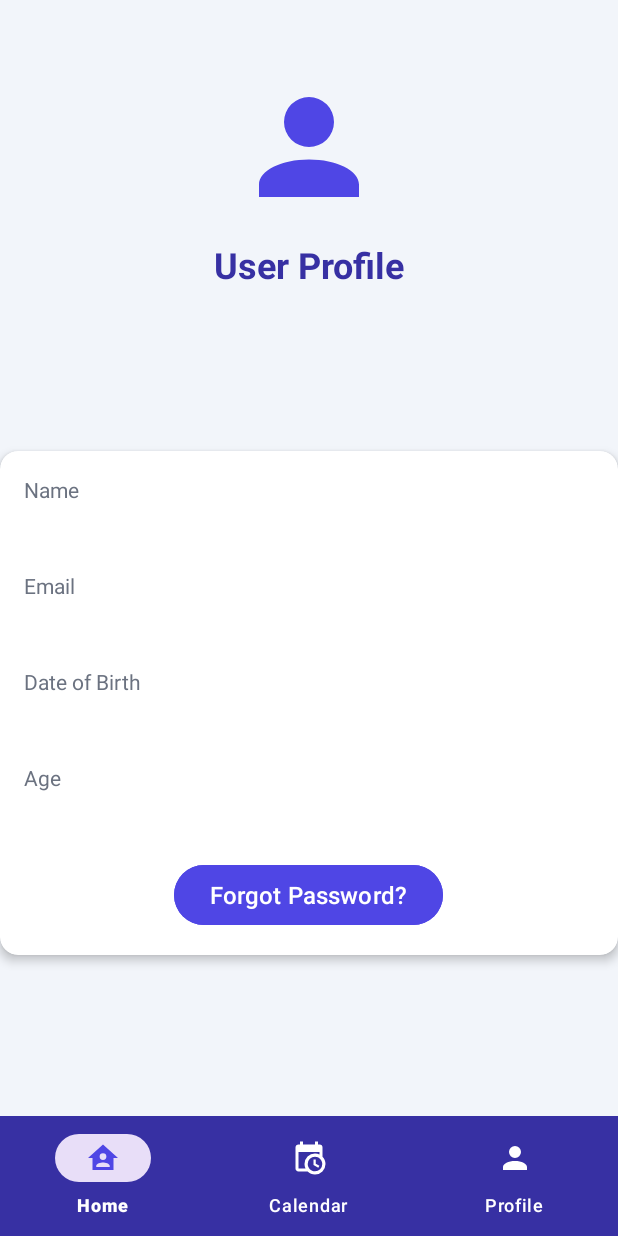
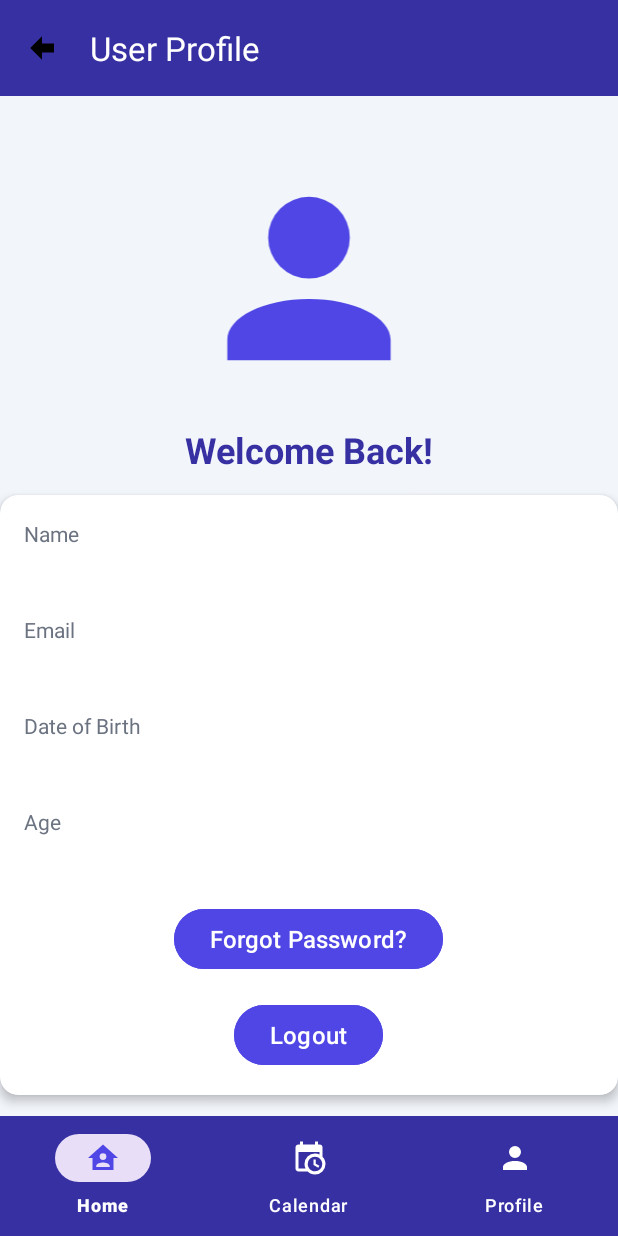
Before and after one commit to syed-muhammad-usman-zafar/MediTrack-SE, an Android app: the screen it shows after launch once a user with an empty profile is signed in (UserProfileActivity), item 3 of the bottom bar chosen, on a phone screen of 412 x 824 dp. Run offline under Robolectric (Android 15) with nearby library versions, the light colour scheme and no system bars; our stand-ins replace Firebase (no records; nobody signed in at launch, a user with empty details on screens opened directly).

Commit message:
added logout button

```diff
--- a/app/src/main/res/layout/activity_user_profile.xml
+++ b/app/src/main/res/layout/activity_user_profile.xml
@@ -7,33 +7,44 @@
     android:background="@color/background_color"
     tools:context=".UserProfileActivity">
 
-    <!-- Profile Image -->
-    <ImageView
-        android:id="@+id/profile_image"
-        android:layout_width="100dp"
-        android:layout_height="100dp"
-        android:src="@drawable/ic_profile"
-        android:layout_marginTop="48dp"
-        app:tint="@color/primary_color"
+    <androidx.appcompat.widget.Toolbar
+        android:id="@+id/toolbar"
+        android:layout_width="0dp"
+        android:layout_height="?attr/actionBarSize"
+        android:background="@color/primary_dark"
+        app:title="User Profile"
+        app:titleTextColor="@color/white"
+        android:elevation="4dp"
+        app:navigationIcon="@drawable/ic_arrow_back"
         app:layout_constraintTop_toTopOf="parent"
         app:layout_constraintStart_toStartOf="parent"
         app:layout_constraintEnd_toEndOf="parent" />
 
-    <!-- Title -->
+    <!-- Profile Details Card -->
+    <ImageView
+        android:id="@+id/profile_image"
+        android:layout_width="185dp"
+        android:layout_height="163dp"
+        android:layout_marginTop="104dp"
+        android:src="@drawable/ic_profile"
+        app:layout_constraintEnd_toEndOf="parent"
+        app:layout_constraintStart_toStartOf="parent"
+        app:layout_constraintTop_toTopOf="parent"
+        app:tint="@color/primary_color" />
+
     <TextView
         android:id="@+id/profile_title"
         android:layout_width="wrap_content"
         android:layout_height="wrap_content"
-        android:text="User Profile"
+        android:layout_marginTop="16dp"
+        android:text="Welcome Back!"
+        android:textColor="@color/primary_dark"
         android:textSize="24sp"
         android:textStyle="bold"
-        android:textColor="@color/primary_dark"
-        android:layout_marginTop="12dp"
-        app:layout_constraintTop_toBottomOf="@id/profile_image"
+        app:layout_constraintEnd_toEndOf="parent"
         app:layout_constraintStart_toStartOf="parent"
-        app:layout_constraintEnd_toEndOf="parent" />
+        app:layout_constraintTop_toBottomOf="@id/profile_image" />
 
-    <!-- Profile Details Card -->
     <androidx.cardview.widget.CardView
         android:id="@+id/profile_card"
         android:layout_width="0dp"
@@ -125,12 +136,25 @@
                 android:layout_width="wrap_content"
                 android:layout_height="wrap_content"
                 android:layout_gravity="center"
+                android:layout_marginTop="16dp"
+                android:backgroundTint="@color/primary_color"
                 android:text="Forgot Password?"
                 android:textColor="@color/white"
-                android:textSize="16sp"
+                android:textSize="16sp" />
+
+            <Button
+                android:id="@+id/btnlogout"
+                android:layout_width="wrap_content"
+                android:layout_height="wrap_content"
+                android:layout_gravity="center"
                 android:layout_marginTop="16dp"
-                android:backgroundTint="@color/primary_color" />
+                android:backgroundTint="@color/primary_color"
+                android:text="Logout"
+                android:textColor="@color/white"
+                android:textSize="16sp" />
+
         </LinearLayout>
+
     </androidx.cardview.widget.CardView>
 
     <!-- Bottom Navigation -->
```
